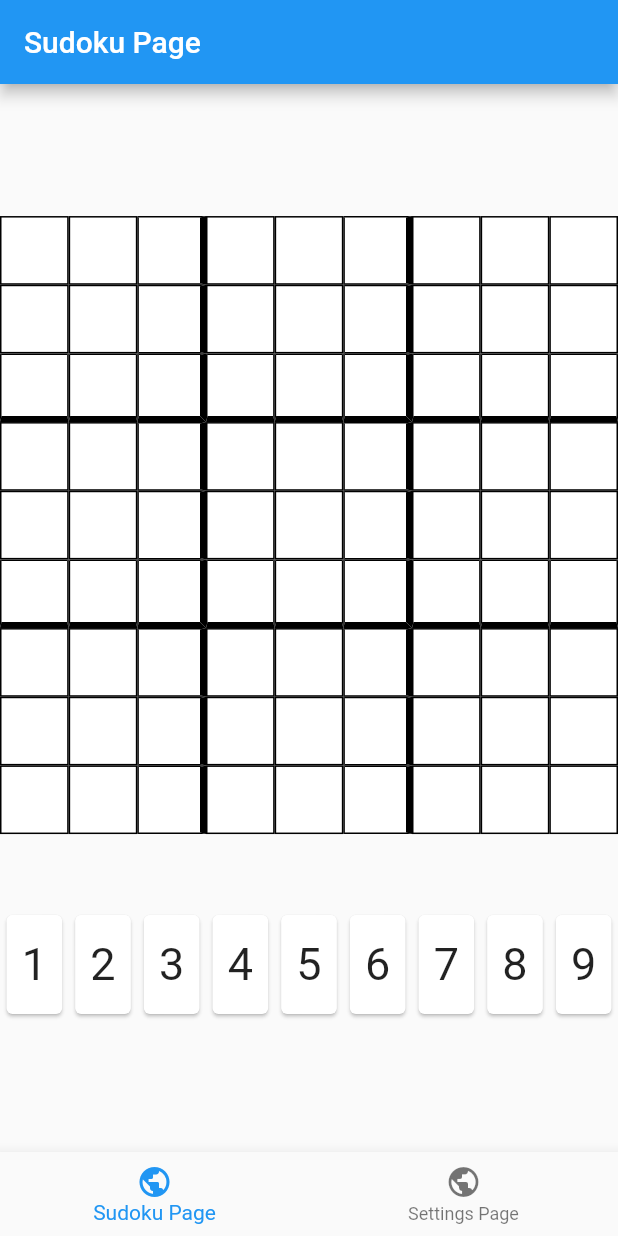
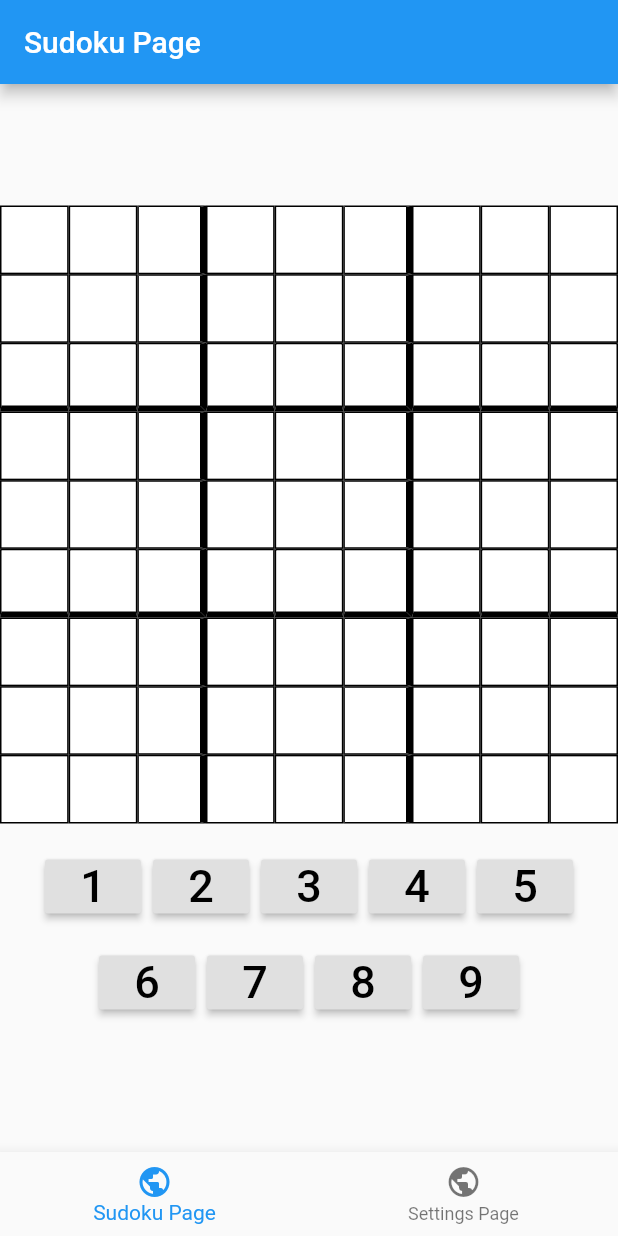
Before and after one commit to samuelobe/Flutter_Sudoku_App, a Flutter app: the screen it shows after launch, on a phone screen of 412 x 824 dp. Run offline on Flutter 3.47's test engine with Material 2 defaults, Android fonts, the phone set to English and light mode, and no system bars; our stand-ins replace bloc, equatable, flutter_bloc.

Commit message:
BLoC now works as intended!

```diff
--- a/lib/bloc/on_tap_bloc.dart
+++ b/lib/bloc/on_tap_bloc.dart
@@ -7,6 +7,7 @@ part 'on_tap_event.dart';
 part 'on_tap_state.dart';
 
 class OnTapBloc extends Bloc<OnTapEvent, OnTapState> {
+  int currentTappedIndex;
   @override
   OnTapState get initialState => OnTapInitial();
 
@@ -14,8 +15,11 @@ class OnTapBloc extends Bloc<OnTapEvent, OnTapState> {
   Stream<OnTapState> mapEventToState(
     OnTapEvent event,
   ) async* {
-    if (event is TileTappedEvent){
-      yield TappedState(index: event.index);
+    if (event is TileTappedEvent) {
+      currentTappedIndex = event.index;
+      yield TappedState(index: currentTappedIndex, value: "");
+    } else if (event is ButtonTappedEvent) {
+      yield TappedState(index: currentTappedIndex, value: event.value);
     }
   }
 }
--- a/lib/bloc/on_tap_event.dart
+++ b/lib/bloc/on_tap_event.dart
@@ -5,7 +5,7 @@ abstract class OnTapEvent extends Equatable {
 }
 
 class ButtonTappedEvent extends OnTapEvent {
-  final int value;
+  final String value;
   ButtonTappedEvent({this.value});
 
   @override
--- a/lib/bloc/on_tap_state.dart
+++ b/lib/bloc/on_tap_state.dart
@@ -5,15 +5,20 @@ abstract class OnTapState extends Equatable {
 }
 
 class OnTapInitial extends OnTapState {
-  final bool isTapped = false;
   @override
-  List<Object> get props => [isTapped];
+  List<Object> get props => [];
 }
 
 class TappedState extends OnTapState {
   final int index;
-  TappedState({this.index});
+  final String value;
+  TappedState({this.index, this.value});
 
   @override
-  List<Object> get props => [index];
+  List<Object> get props => [index, value];
 }
+
+class ButtonTappedState extends OnTapState {
+  @override
+  List<Object> get props => [];
+}
--- a/lib/pages/sudoku_page.dart
+++ b/lib/pages/sudoku_page.dart
@@ -1,7 +1,8 @@
 import 'package:flutter/material.dart';
 
-import '../widgets/buttons.dart';
+import '../widgets/first_row_buttons.dart';
 import '../widgets/grid.dart';
+import '../widgets/second_row_buttons.dart';
 
 class SudokuPage extends StatefulWidget {
   @override
@@ -18,9 +19,10 @@ class _SudokuPageState extends State<SudokuPage> {
           children: <Widget>[
             Grid(),
             SizedBox(
-              height: 50,
+              height: 10,
             ),
-            Buttons()
+            FirstRowButtons(),
+            SecondRowButtons(),
           ],
         ));
   }
--- a/lib/widgets/button.dart
+++ b/lib/widgets/button.dart
@@ -1,4 +1,7 @@
 import 'package:flutter/material.dart';
+import 'package:flutter_bloc/flutter_bloc.dart';
+
+import '../bloc/on_tap_bloc.dart';
 
 class Button extends StatefulWidget {
   final String number;
@@ -12,15 +15,15 @@ class Button extends StatefulWidget {
 class _ButtonState extends State<Button> {
   @override
   Widget build(BuildContext context) {
-    return Card(
-      child: Container(
-        height: MediaQuery.of(context).size.height*0.08,
-        width: MediaQuery.of(context).size.height*0.045,
-        child: Center(
-          child: Text(
-            widget.number,
-            style: TextStyle(fontSize: 30),
-          ),
+    var bloc = context.bloc<OnTapBloc>();
+    return RaisedButton(
+      onPressed: () {
+        bloc.add(ButtonTappedEvent(value: widget.number));
+      },
+      child: Center(
+        child: Text(
+          widget.number,
+          style: TextStyle(fontSize: 30),
         ),
       ),
     );
--- a/lib/widgets/buttons.dart
+++ /dev/null
@@ -1,30 +0,0 @@
-import 'package:flutter/material.dart';
-
-import 'button.dart';
-
-class Buttons extends StatefulWidget {
-
-
-  @override
-  _ButtonsState createState() => _ButtonsState();
-}
-
-class _ButtonsState extends State<Buttons> {
-  @override
-  Widget build(BuildContext context) {
-    return Row(
-      mainAxisAlignment: MainAxisAlignment.spaceAround,
-      children: <Widget>[
-        Button("1"),
-        Button("2"),
-        Button("3"),
-        Button("4"),
-        Button("5"),
-        Button("6"),
-        Button("7"),
-        Button("8"),
-        Button("9"),
-      ],
-    );
-  }
-}
--- /dev/null
+++ b/lib/widgets/first_row_buttons.dart
@@ -0,0 +1,26 @@
+import 'package:flutter/material.dart';
+
+import 'button.dart';
+
+class FirstRowButtons extends StatefulWidget {
+  FirstRowButtons({Key key}) : super(key: key);
+
+  @override
+  _FirstRowButtonsState createState() => _FirstRowButtonsState();
+}
+
+class _FirstRowButtonsState extends State<FirstRowButtons> {
+  @override
+  Widget build(BuildContext context) {
+    return ButtonBar(
+      alignment: MainAxisAlignment.center,
+      children: <Widget>[
+        Button("1"),
+        Button("2"),
+        Button("3"),
+        Button("4"),
+        Button("5"),
+      ],
+    );
+  }
+}
--- a/lib/widgets/grid.dart
+++ b/lib/widgets/grid.dart
@@ -22,7 +22,7 @@ class _GridState extends State<Grid> {
         index: i,
         xPos: xPos,
         yPos: yPos,
-        selected: (i == selectedIndex) && (selectedIndex != null),
+        selected: i == selectedIndex,
       ));
     }
     return widgetList;
@@ -32,10 +32,10 @@ class _GridState extends State<Grid> {
   Widget build(BuildContext context) {
     return BlocBuilder<OnTapBloc, OnTapState>(
       builder: (context, state) {
-      var selectedIndex;
-      if (state is TappedState) {
-        selectedIndex = state.index;
-      }
+        var selectedIndex;
+        if (state is TappedState) {
+          selectedIndex = state.index;
+        }
 
         var grid = _getGrid(selectedIndex);
         return Center(
--- /dev/null
+++ b/lib/widgets/second_row_buttons.dart
@@ -0,0 +1,25 @@
+import 'package:flutter/material.dart';
+
+import 'button.dart';
+
+class SecondRowButtons extends StatefulWidget {
+  SecondRowButtons({Key key}) : super(key: key);
+
+  @override
+  _SecondRowButtonsState createState() => _SecondRowButtonsState();
+}
+
+class _SecondRowButtonsState extends State<SecondRowButtons> {
+  @override
+  Widget build(BuildContext context) {
+    return ButtonBar(
+      alignment: MainAxisAlignment.center,
+      children: <Widget>[
+        Button("6"),
+        Button("7"),
+        Button("8"),
+        Button("9"),
+      ],
+    );
+  }
+}
--- a/lib/widgets/tile.dart
+++ b/lib/widgets/tile.dart
@@ -43,6 +43,14 @@ class _TileState extends State<Tile> {
     var bloc = context.bloc<OnTapBloc>();
     return BlocBuilder<OnTapBloc, OnTapState>(
       builder: (context, state) {
+        if (widget.selected) {
+          if (state is TappedState) {
+            if (state.value != "") {
+              text = state.value;
+            }
+          }
+        }
+
         return InkWell(
           highlightColor: Colors.blue,
           onTap: () {
@@ -54,10 +62,15 @@ class _TileState extends State<Tile> {
           },
           child: GridTile(
               child: Container(
+                  child: Center(
+                      child: Text(
+                    text,
+                    style: TextStyle(fontSize: 30),
+                  )),
                   decoration: BoxDecoration(
-            border: _getBorder(),
-            color: widget.selected == true ? Colors.blue : Colors.white,
-          ))),
+                    border: _getBorder(),
+                    color: widget.selected == true ? Colors.blue : Colors.white,
+                  ))),
         );
       },
     );
```
